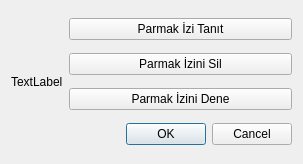
Above: staj-projeleri/parmakizi/fingerui/fingerform.ui from pars-linux/uludag before the change. Below: the same form after it.
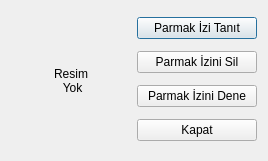
That is the form after the change.

Commit message: Handle close, still buggy. Default OK / Cancel removed from UI to be replaced with custom close pushbutton.

What changed in the file:
```diff
--- a/staj-projeleri/parmakizi/fingerui/fingerform.ui
+++ b/staj-projeleri/parmakizi/fingerui/fingerform.ui
@@ -6,8 +6,8 @@
    <rect>
     <x>0</x>
     <y>0</y>
-    <width>303</width>
-    <height>164</height>
+    <width>268</width>
+    <height>161</height>
    </rect>
   </property>
   <property name="windowTitle" >
@@ -20,7 +20,14 @@
    <item>
     <widget class="QLabel" name="viewFinger" >
      <property name="text" >
-      <string>TextLabel</string>
+      <string>Resim 
+ Yok</string>
+     </property>
+     <property name="scaledContents" >
+      <bool>true</bool>
+     </property>
+     <property name="alignment" >
+      <set>Qt::AlignCenter</set>
      </property>
     </widget>
    </item>
@@ -48,12 +55,9 @@
       </widget>
      </item>
      <item>
-      <widget class="QDialogButtonBox" name="buttonBox" >
-       <property name="orientation" >
-        <enum>Qt::Horizontal</enum>
-       </property>
-       <property name="standardButtons" >
-        <set>QDialogButtonBox::Cancel|QDialogButtonBox::Ok</set>
+      <widget class="QPushButton" name="pushClose" >
+       <property name="text" >
+        <string>Kapat</string>
        </property>
       </widget>
      </item>
```
Left out of the diff: 36 changed lines with no effect on the pictures. The commit also changes 2 other files.
